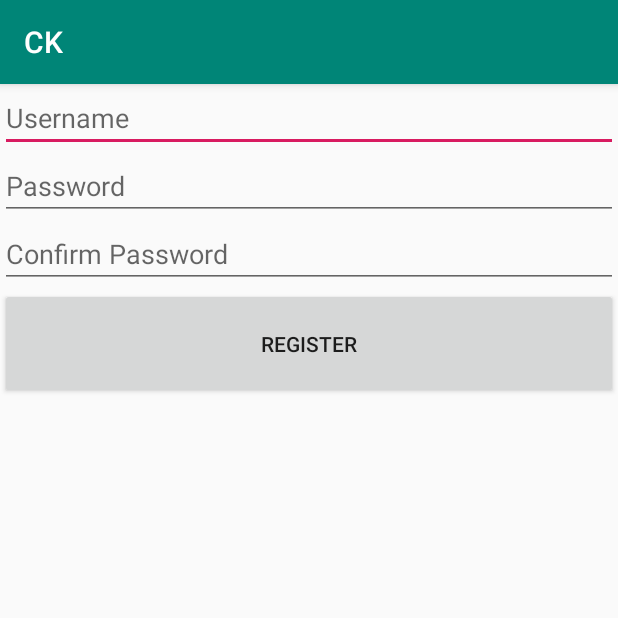
After one commit to jenneyle/CK, an Android app: the Registration screen opened directly, with no data from a screen before it, on a phone screen of 412 x 824 dp, the top half of it. The commit adds this screen. Run offline under Robolectric (Android 15) with nearby library versions, the phone set to English and light mode, and no system bars; our stand-ins replace Room's generated code.

Commit message:
registration works

```diff
--- a/app/src/main/AndroidManifest.xml
+++ b/app/src/main/AndroidManifest.xml
@@ -11,6 +11,7 @@
         android:roundIcon="@mipmap/ic_launcher_round"
         android:supportsRtl="true"
         android:theme="@style/AppTheme">
+        <activity android:name=".Registration"></activity>
         <activity android:name=".SearchByFlagActivity" />
         <activity android:name=".Dashboard" />
         <activity android:name=".FlashCardActivity" />
--- /dev/null
+++ b/app/src/main/java/com/example/ck/Registration.java
@@ -0,0 +1,131 @@
+package com.example.ck;
+
+import androidx.appcompat.app.AppCompatActivity;
+
+import android.content.Intent;
+import android.os.Bundle;
+import android.se.omapi.Session;
+import android.view.View;
+import android.widget.Button;
+import android.widget.EditText;
+import android.widget.Toast;
+import com.example.ck.SessionData;
+
+public class Registration extends AppCompatActivity {
+
+   public final static String NEW_USERNAME = "com.example.ck.new_username";
+    public final static String NEW_PASSWORD = "com.example.ck.new_password";
+
+    EditText etUser;
+    EditText etPass;
+    EditText etConfirmPass;
+    public Button button;
+
+
+
+    //TODO: error message
+
+    @Override
+    protected void onCreate(Bundle savedInstanceState) {
+        super.onCreate(savedInstanceState);
+        setContentView(R.layout.activity_registration);
+
+        SessionData.createDB(this.getApplicationContext());
+
+        etUser = findViewById(R.id.rego_username);
+        etPass = findViewById(R.id.rego_pass);
+        etConfirmPass = findViewById(R.id.rego_pass_confirm);
+        button =  (Button) findViewById(R.id.rego_button);
+
+//        Bundle bundle = getIntent().getExtras();
+//        etUser = bundle.getString(Registration.NEW_USERNAME);
+//        etPass = bundle.getString(Registration.NEW_PASSWORD);
+
+        button.setOnClickListener(new View.OnClickListener() {
+            @Override
+            public void onClick(View v) {
+                Toast.makeText(getApplicationContext(), "clicked rego", Toast.LENGTH_LONG).show();
+
+                if (SessionData.mUserDatabase.mUserDao().fetchOneUserByUserName(etUser.getText().toString()) != null) {
+                } else {
+
+                    User user = new User(etUser.getText().toString(), etPass.getText().toString(), 0);
+
+
+                    SessionData.mUserDatabase.mUserDao().insertNewUser(user);
+
+                    // Correct credentials, passes username and password to page 2 of the registration process
+                    System.out.println(String.format("LOGIN DETAILS PASSED \nUsername: %s \nPassword: %s \nPasswrod: %s",
+                            etUser.getText(), etPass.getText(), etConfirmPass.getText()));
+
+
+
+
+//
+//                    new Thread(new Runnable() {
+//                        @Override
+//                        public void run() {
+//                            Bundle bundle = getIntent().getExtras();
+//                            User user = new User(bundle.getString(Registration.NEW_USERNAME), bundle.getString(Registration.NEW_PASSWORD), 0);
+//                            SessionData.mUserDatabase.mUserDao().insertOnlySingleUser(user);
+//                            // SessionData.mUserDatabase.mUserDao().insertAll(user);
+//                            SessionData.currentUser = user;
+//                        }
+//                    }) .start();
+
+                    Intent intent = new Intent(getApplicationContext(), MainActivity.class);
+                    startActivity(intent);
+//                    intent.putExtra(NEW_USERNAME, etUser.getText().toString());
+//                    intent.putExtra(NEW_PASSWORD, etPass.getText().toString());
+                }
+            }
+        });
+
+
+//        /*registerUser.setOnClickListener(new View.OnClickListener() {
+//            @Override
+//            public void onClick(View v) {
+//               Toast.makeText(getApplicationContext(), "clicked", Toast.LENGTH_LONG).show();
+////
+//                if (SessionData.mUserDatabase.mUserDao().fetchOneUserByUserName(etUser.getText().toString()) != null){
+//                } else{
+//                    // Correct credentials, passes username and password to page 2 of the registration process
+////                    System.out.println(String.format("LOGIN DETAILS PASSED \nUsername: %s \nPassword: %s \nPasswrod: %s",
+////                            etUser.getText(), etPass.getText(), etConfirmPass.getText()));
+//                    Bundle bundle = getIntent().getExtras();
+//                    User user = new User(bundle.getString(Registration.NEW_USERNAME), bundle.getString(Registration.NEW_PASSWORD), 1);
+//                    SessionData.mUserDatabase.mUserDao().insertOnlySingleUser(user);
+//                    SessionData.currentUser = user;
+//                    Intent intent = new Intent(getApplicationContext(), MainActivity.class);
+//                startActivity(intent);
+////                    intent.putExtra(NEW_USERNAME, etUser.getText().toString());
+////                    intent.putExtra(NEW_PASSWORD, etPass.getText().toString());
+//
+//                }
+//            }
+//        });*/
+    }
+
+//    public void onRegister(View view){
+//        Toast.makeText(getApplicationContext(), "clicked", Toast.LENGTH_LONG).show();
+////
+//        if (SessionData.mUserDatabase.mUserDao().fetchOneUserByUserName(etUser.getText().toString()) != null){
+//        } else{
+//            // Correct credentials, passes username and password to page 2 of the registration process
+////                    System.out.println(String.format("LOGIN DETAILS PASSED \nUsername: %s \nPassword: %s \nPasswrod: %s",
+////                            etUser.getText(), etPass.getText(), etConfirmPass.getText()));
+//            Bundle bundle = getIntent().getExtras();
+//            User user = new User(bundle.getString(Registration.NEW_USERNAME), bundle.getString(Registration.NEW_PASSWORD), 1);
+//            SessionData.mUserDatabase.mUserDao().insertOnlySingleUser(user);
+//            SessionData.currentUser = user;
+//            Intent intent = new Intent(getApplicationContext(), MainActivity.class);
+//            startActivity(intent);
+////                    intent.putExtra(NEW_USERNAME, etUser.getText().toString());
+////                    intent.putExtra(NEW_PASSWORD, etPass.getText().toString());
+//
+//        }
+//
+//    }
+
+
+}
--- a/app/src/main/java/com/example/ck/SessionData.java
+++ b/app/src/main/java/com/example/ck/SessionData.java
@@ -7,7 +7,7 @@ import androidx.room.Room;
 public class SessionData {
 
     public static UserDatabase mUserDatabase;
-    public static User currentUser = new User("Kevin", "password", 1);
+    public static User currentUser = new User("Kevin", "password", 0);
 
 
     public static void createDB(Context context) {
--- a/app/src/main/java/com/example/ck/User.java
+++ b/app/src/main/java/com/example/ck/User.java
@@ -12,7 +12,8 @@ public class User {
     String username;
 
     String password;
-    private int score;
+
+    int score;
 
     public User(String username, String password, int score) {
         this.username = username;
--- a/app/src/main/java/com/example/ck/UserDao.java
+++ b/app/src/main/java/com/example/ck/UserDao.java
@@ -14,7 +14,14 @@ public interface UserDao {
     @Insert
     void insertOnlySingleUser (User user);
 
+    @Insert
+    void insertAll(User... users);
+
+    @Query("SELECT * FROM user")
+    List<User> getAll();
+
     @Insert (onConflict = OnConflictStrategy.REPLACE)
+    //void insertAll(List<User> userList);
     void insertMultipleUsers (List<User> usersList);
 
 
@@ -22,13 +29,16 @@ public interface UserDao {
     User fetchOneUserByUserName (String userName);
 
     @Query("SELECT * FROM User ORDER BY score DESC")
-    List<User> getAll();
+    List<User> getAllScore();
 
     @Query("UPDATE USER SET score = score + :addNum WHERE username = :userName")
     void updateScore (int addNum, String userName);
 
     @Query("UPDATE USER SET password = :password WHERE username = :userName")
     void updatePassword (String password, String userName);
+
+    @Insert
+    void insertNewUser (User user);
 
 
     @Update
@@ -37,5 +47,4 @@ public interface UserDao {
     @Delete
     void deleteUser (User user);
 
-
 }
--- a/app/src/main/java/com/example/ck/UserDatabase.java
+++ b/app/src/main/java/com/example/ck/UserDatabase.java
@@ -27,4 +27,8 @@ public abstract class UserDatabase extends RoomDatabase {
         }
         return instance;
     }
+
+    public static void destroyInstance(){
+        instance = null;
+    }
 }
--- a/app/src/main/res/layout/activity_main.xml
+++ b/app/src/main/res/layout/activity_main.xml
@@ -30,5 +30,11 @@
         android:layout_height="wrap_content"
         android:text="login" />
 
+    <Button
+        android:id="@+id/buttonRegister"
+        android:layout_width="match_parent"
+        android:layout_height="wrap_content"
+        android:text="Register" />
+
 
 </LinearLayout>
--- /dev/null
+++ b/app/src/main/res/layout/activity_registration.xml
@@ -0,0 +1,34 @@
+<?xml version="1.0" encoding="utf-8"?>
+<LinearLayout xmlns:android="http://schemas.android.com/apk/res/android"
+    xmlns:app="http://schemas.android.com/apk/res-auto"
+    xmlns:tools="http://schemas.android.com/tools"
+    android:layout_width="match_parent"
+    android:layout_height="match_parent"
+    android:orientation="vertical"
+    tools:context=".Registration">
+
+    <EditText
+        android:id="@+id/rego_username"
+        android:layout_width="match_parent"
+        android:layout_height="wrap_content"
+        android:hint="Username" />
+
+    <EditText
+        android:id="@+id/rego_pass"
+        android:layout_width="match_parent"
+        android:layout_height="wrap_content"
+        android:hint="Password" />
+
+    <EditText
+        android:id="@+id/rego_pass_confirm"
+        android:layout_width="match_parent"
+        android:layout_height="wrap_content"
+        android:hint="Confirm Password" />
+
+    <Button
+        android:id="@+id/rego_button"
+        android:layout_width="match_parent"
+        android:layout_height="74dp"
+        android:text="Register" />
+
+</LinearLayout>
```
Also changed, not shown: app/src/main/java/com/example/ck/MainActivity.java (+23 -3 lines).
